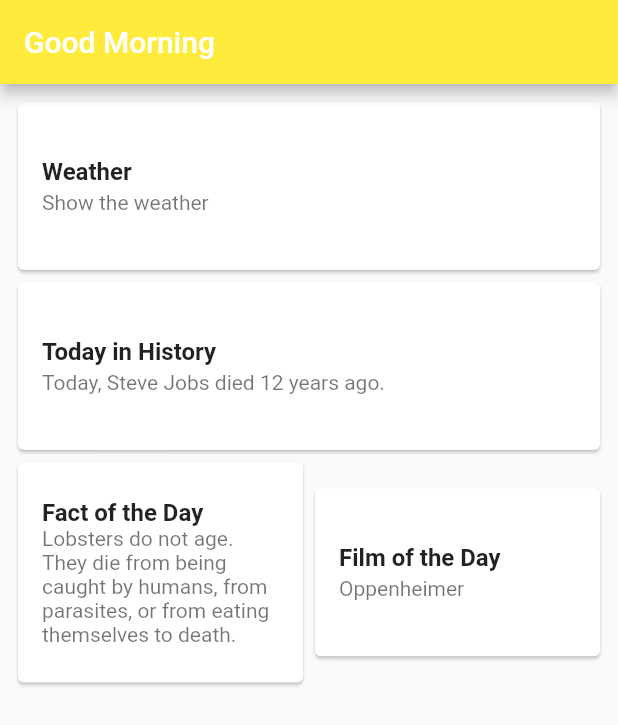
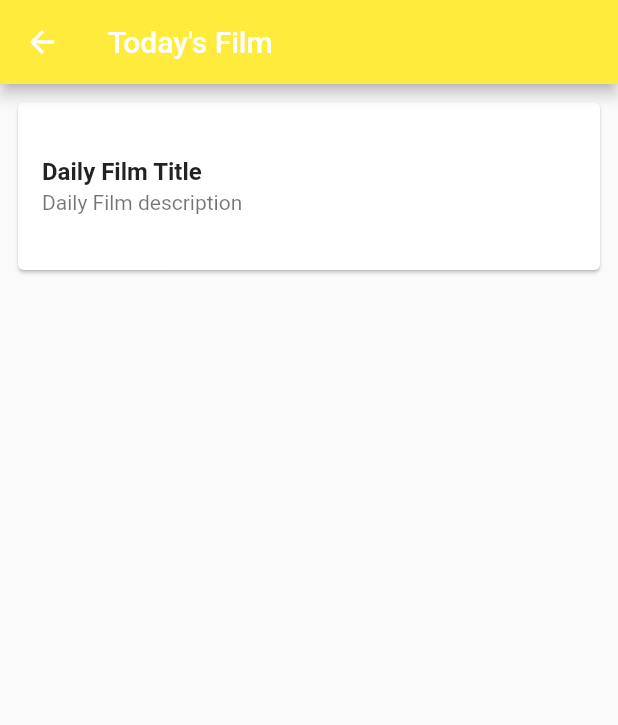
Before and after one commit to gu-tig333-ht23/grupp5, a Flutter app: the screen it shows after launch, after a tap on "Film of the Day", on a phone screen of 412 x 824 dp. Shown: the top 725 px of the screen. Run offline on Flutter 3.47's test engine with Material 2 defaults, Android fonts, the phone set to English and light mode, and no system bars.

Commit message:
Film page skeleton, film ui file and on.push from homescreen

```diff
--- /dev/null
+++ b/good_morning/lib/ui/daily_film_page.dart
@@ -0,0 +1,54 @@
+import 'package:flutter/material.dart';
+import 'package:good_morning/utils/daily_film.dart';
+
+class DailyFilmPage extends StatefulWidget {
+  final ThemeData theme;
+
+  const DailyFilmPage({required this.theme});
+
+  @override
+  State<DailyFilmPage> createState() => _DailyFilmPageState();
+}
+
+class _DailyFilmPageState extends State<DailyFilmPage> {
+  @override
+  Widget build(BuildContext context) {
+    return Scaffold(
+      appBar: AppBar(
+        backgroundColor: Theme.of(context).colorScheme.primary,
+        title: const Text("Today's Film"),
+      ),
+      body: Padding(
+        padding: const EdgeInsets.all(8.0),
+        child: ListView(
+          children: [
+            _buildFullCard(
+              'Daily Film Title',
+              'Daily Film description',
+              () {
+                // Add call to the Weather screen
+                print('movietime');
+              },
+            ),
+          ],
+        ),
+      ),
+    );
+  }
+
+  Widget _buildFullCard(
+      String title, String description, Function onTapAction) {
+    return Card(
+      color: Theme.of(context).cardColor,
+      child: ListTile(
+        contentPadding:
+            const EdgeInsets.symmetric(vertical: 20.0, horizontal: 16.0),
+        title: Text(title, style: const TextStyle(fontWeight: FontWeight.bold)),
+        subtitle: Text(description),
+        onTap: () {
+          onTapAction.call();
+        },
+      ),
+    );
+  }
+}
--- a/good_morning/lib/ui/home_page.dart
+++ b/good_morning/lib/ui/home_page.dart
@@ -1,5 +1,6 @@
 import 'package:flutter/material.dart';
 import 'package:good_morning/ui/daily_fact_ui.dart';
+import 'package:good_morning/ui/daily_film_page.dart';
 
 class HomePage extends StatefulWidget {
   @override
@@ -45,8 +46,13 @@ class HomePageState extends State<HomePage> {
                 })),
                 Expanded(
                     child: _buildHalfCard('Film of the Day', 'Oppenheimer', () {
-                  // Add call to the Film of the Day screen.
-                  print('Navigating to Film of the Day Screen');
+                  Navigator.push(
+                    context,
+                    MaterialPageRoute(
+                      builder: (BuildContext context) =>
+                          DailyFilmPage(theme: Theme.of(context)),
+                    ),
+                  );
                 })),
               ],
             ),
--- a/good_morning/lib/utils/daily_film.dart
+++ b/good_morning/lib/utils/daily_film.dart
@@ -0,0 +1 @@
+import 'package:flutter/material.dart';
```
Also changed, not shown: good_morning/pubspec.lock.
